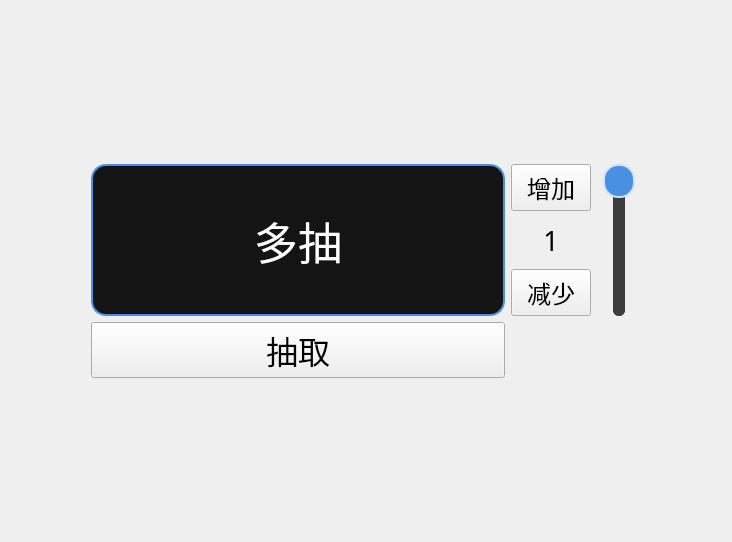
First picture: the form in ui/WidgetMulti.ui, repository HQZ-OhNone/randname, before the edit.
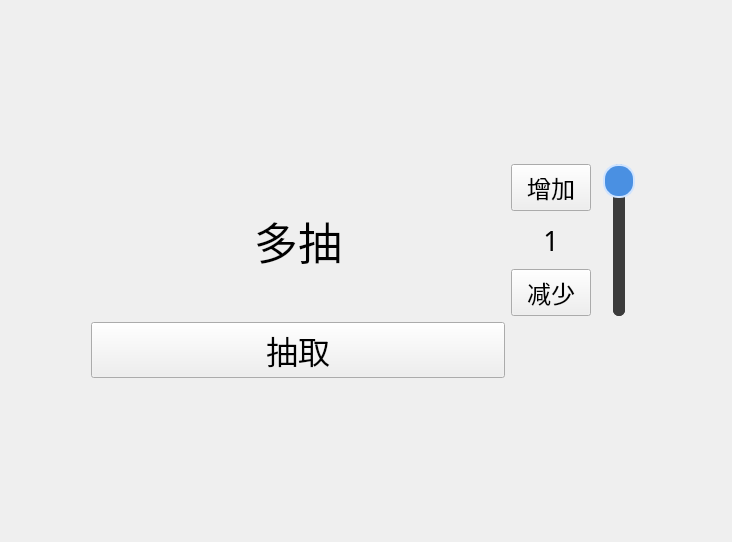
Second picture: the form after the edit.

What changed in the file:
```diff
--- a/ui/WidgetMulti.ui
+++ b/ui/WidgetMulti.ui
@@ -122,16 +122,6 @@
        <pointsize>33</pointsize>
       </font>
      </property>
-     <property name="styleSheet">
-      <string notr="true">QLabel {
-    background-color: rgba(20, 20, 20, 255);  /* 深色背景 */
-    border: 2px solid #4A90E2;                /* 蓝色边框 */
-    border-radius: 15px;                      /* 圆角半径 */
-    padding: 8px;                             /* 内边距 */
-    color: white;                             /* 字体颜色 */
-}
-</string>
-     </property>
      <property name="text">
       <string>多抽</string>
      </property>
```
